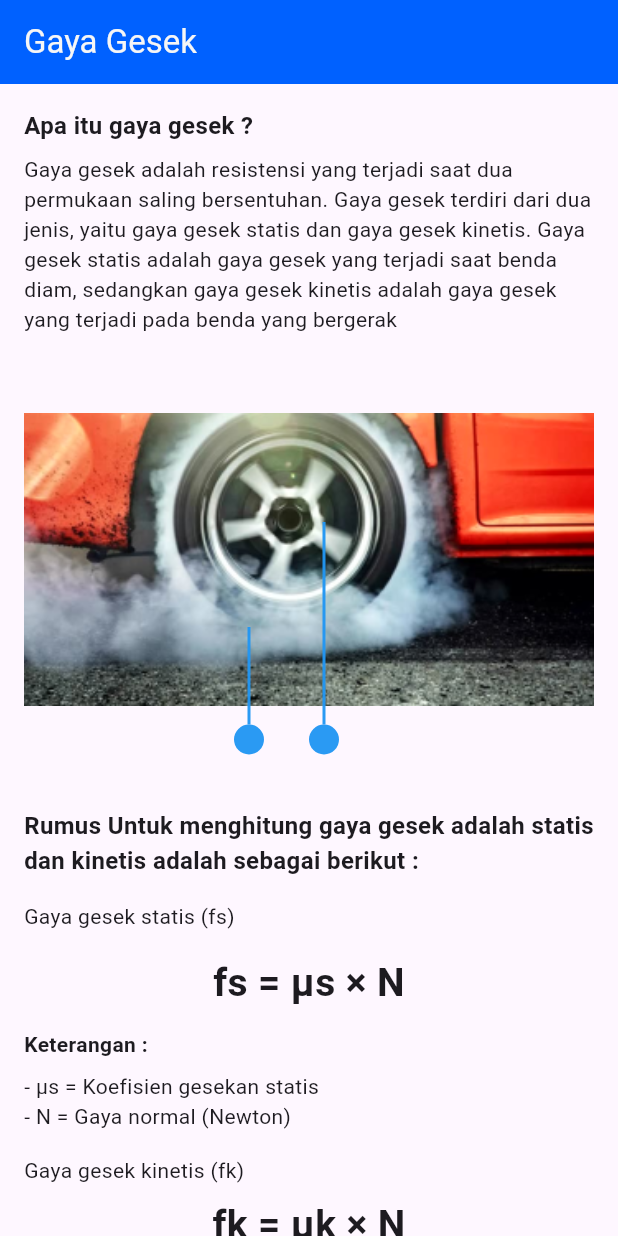
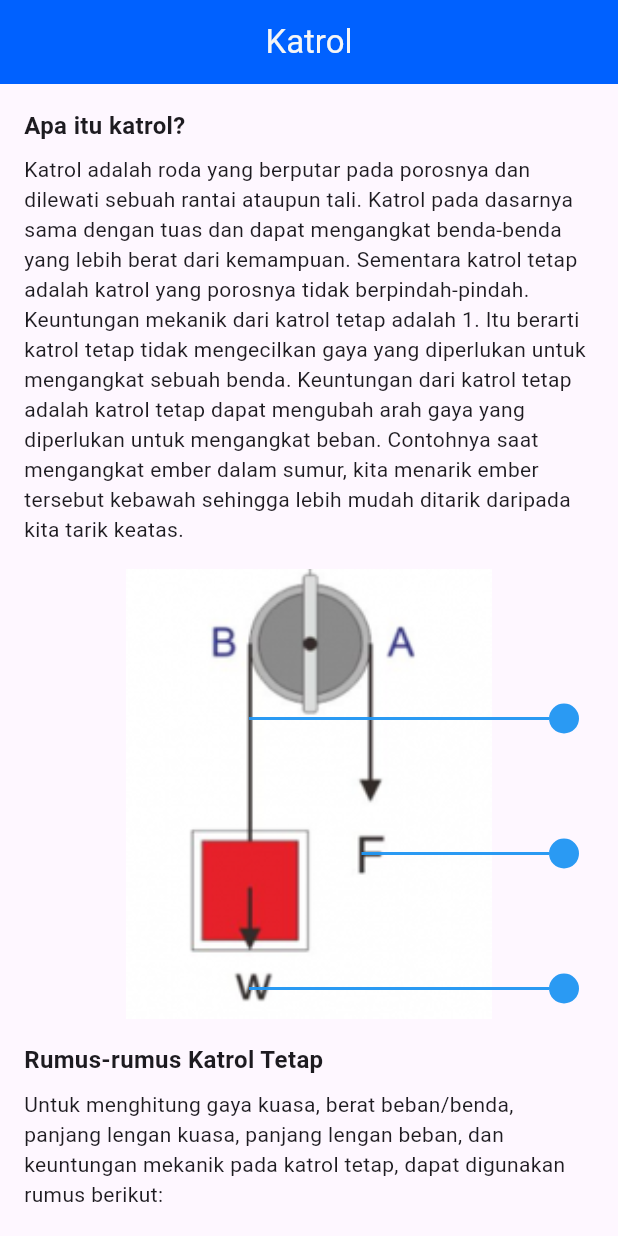
Before and after one commit to DesrielKiki/sunco_physics, a Flutter app: the screen it shows after launch, on a phone screen of 412 x 824 dp. Run offline on Flutter 3.47's test engine with Material 3 defaults, Android fonts, the phone set to English and light mode, and no system bars; our stand-ins replace cloud_firestore, firebase_auth, firebase_core, firebase_storage, image_picker, shared_preferences; accounts and stored records are empty.

Commit message:
:hammer: craete pulley lesson

```diff
--- a/lib/main.dart
+++ b/lib/main.dart
@@ -3,7 +3,7 @@ import 'package:flutter/material.dart';
 import 'package:sunco_physics/firebase_options.dart';
 import 'package:sunco_physics/presentation/navigation/app_routes.dart';
 import 'package:sunco_physics/presentation/screen/lesson/offline_lesson/lesson/friction_lesson.dart';
-
+import 'package:sunco_physics/presentation/screen/lesson/offline_lesson/lesson/pulley_lesson.dart';
 
 void main() async {
   WidgetsFlutterBinding.ensureInitialized();
@@ -33,7 +33,7 @@ class MyApp extends StatelessWidget {
         ),
         useMaterial3: true,
       ),
-       home: const FrictionLessonScreen(),
+      home: const PulleyLessonScreen(),
     );
   }
 }
--- /dev/null
+++ b/lib/presentation/component/horizontal_line_painter.dart
@@ -0,0 +1,37 @@
+import 'package:flutter/material.dart';
+import 'package:sunco_physics/data/model/interactive_point.dart';
+
+class HorizontalLinePainter extends CustomPainter {
+  final List<InteractivePoint> points;
+  final List<double> opacityValues; // Opacity untuk garis
+
+  HorizontalLinePainter({
+    required this.points,
+    required this.opacityValues,
+  });
+
+  @override
+  void paint(Canvas canvas, Size size) {
+    final Paint linePaint = Paint()
+      ..color = Colors.blue
+      ..strokeWidth = 2.0
+      ..style = PaintingStyle.stroke;
+
+    // Menggambar garis horizontal ke kanan dengan opacity
+    for (int i = 0; i < points.length; i++) {
+      final InteractivePoint point = points[i];
+      final double opacity =
+          opacityValues[i]; // Opacity yang sedang berlaku untuk garis
+
+      final Offset start = point.position;
+      final Offset end = Offset(start.dx + point.lineLength, start.dy);
+
+      // Mengatur opacity garis dengan benar
+      linePaint.color = Colors.blue.withOpacity(opacity);
+      canvas.drawLine(start, end, linePaint); // Menggambar garis
+    }
+  }
+
+  @override
+  bool shouldRepaint(covariant CustomPainter oldDelegate) => true;
+}
--- a/lib/presentation/component/question_button.dart
+++ b/lib/presentation/component/question_button.dart
@@ -13,9 +13,9 @@ class QuestionButton extends StatelessWidget {
     super.key,
     required this.title,
     required this.question,
-    required this.answer,
     required this.known,
     required this.asked,
+    required this.answer,
     required this.conclusion,
   });
 
--- a/lib/presentation/screen/lesson/offline_lesson/lesson/pulley_lesson.dart
+++ b/lib/presentation/screen/lesson/offline_lesson/lesson/pulley_lesson.dart
@@ -0,0 +1,220 @@
+import 'package:flutter/material.dart';
+import 'package:sunco_physics/data/model/interactive_point.dart';
+import 'package:sunco_physics/presentation/component/formula_text.dart';
+import 'package:sunco_physics/presentation/component/horizontal_line_painter.dart';
+import 'package:sunco_physics/presentation/component/lesson_dialog.dart';
+import 'package:sunco_physics/presentation/component/question_button.dart';
+import 'package:sunco_physics/presentation/component/subtitle_with_description.dart';
+import 'package:sunco_physics/presentation/theme/color_config.dart';
+
+class PulleyLessonScreen extends StatefulWidget {
+  const PulleyLessonScreen({super.key});
+
+  @override
+  State<PulleyLessonScreen> createState() => _PulleyLessonScreenState();
+}
+
+class _PulleyLessonScreenState extends State<PulleyLessonScreen>
+    with TickerProviderStateMixin {
+  final List<InteractivePoint> points = [
+    InteractivePoint(
+      position: const Offset(150, 100),
+      lineLength: 200,
+      title: "Tegangan Tali",
+      description: '',
+    ),
+    InteractivePoint(
+      position: const Offset(225, 190),
+      lineLength: 125,
+      title: "Gaya Tarik",
+      description: '',
+    ),
+    InteractivePoint(
+      position: const Offset(150, 280),
+      lineLength: 200,
+      title: "Massa",
+      description: '',
+    ),
+  ];
+
+  late List<AnimationController> _animationControllers;
+  late List<Animation<double>> _opacityAnimations;
+  late List<bool> clickedPoints;
+  late List<double> opacityValues;
+
+  @override
+  void initState() {
+    super.initState();
+
+    clickedPoints = List.generate(points.length, (_) => false);
+    opacityValues = List.generate(points.length, (_) => 1.0);
+
+    _animationControllers = List.generate(
+      points.length,
+      (_) => AnimationController(
+        duration: const Duration(seconds: 1),
+        vsync: this,
+      )..repeat(reverse: true),
+    );
+
+    _opacityAnimations = _animationControllers
+        .map(
+          (controller) => Tween<double>(begin: 1.0, end: 0.5).animate(
+            CurvedAnimation(parent: controller, curve: Curves.easeInOut),
+          ),
+        )
+        .toList();
+
+    debugPrint('Initial opacityValues: $opacityValues');
+  }
+
+  @override
+  void dispose() {
+    for (var controller in _animationControllers) {
+      controller.dispose();
+    }
+    super.dispose();
+  }
+
+  void _showDescription(String description, String title) {
+    debugPrint("Menampilkan deskripsi: $description");
+    showDialog(
+      context: context,
+      builder: (context) => LessonDialog(
+        description: description,
+        title: title,
+      ),
+    );
+  }
+
+  void _onPointClicked(int index) {
+    if (!clickedPoints[index]) {
+      setState(() {
+        opacityValues[index] = 1.0;
+        clickedPoints[index] = true;
+      });
+
+      Future.delayed(const Duration(milliseconds: 300), () {
+        _animationControllers[index].stop();
+
+        _showDescription(points[index].description, points[index].title);
+      });
+    } else {
+      _showDescription(points[index].description, points[index].title);
+    }
+  }
+
+  @override
+  Widget build(BuildContext context) {
+    return Scaffold(
+      appBar: AppBar(
+        title: const Text('Katrol'),
+        backgroundColor: ColorConfig.primaryColor,
+        foregroundColor: ColorConfig.onPrimaryColor,
+        centerTitle: true,
+      ),
+      body: SingleChildScrollView(
+        child: Padding(
+          padding: const EdgeInsets.all(16.0),
+          child: Column(
+            children: [
+              const SubtitleWithDescription(
+                subtitle: 'Apa itu katrol?',
+                description:
+                    'Katrol adalah roda yang berputar pada porosnya dan dilewati sebuah rantai ataupun tali. Katrol pada dasarnya sama dengan tuas dan dapat mengangkat benda-benda yang lebih berat dari kemampuan. Sementara katrol tetap adalah katrol yang porosnya tidak berpindah-pindah. Keuntungan mekanik dari katrol tetap adalah 1. Itu berarti katrol tetap tidak mengecilkan gaya yang diperlukan untuk mengangkat sebuah benda. Keuntungan dari katrol tetap adalah katrol tetap dapat mengubah arah gaya yang diperlukan untuk mengangkat beban. Contohnya saat mengangkat ember dalam sumur, kita menarik ember tersebut kebawah sehingga lebih mudah ditarik daripada kita tarik keatas.',
+              ),
+              const SizedBox(height: 16),
+              Center(
+                child: Stack(
+                  children: [
+                    Image.asset(
+                      'assets/lesson/img_katrol.png',
+                      width: 400,
+                      height: 300,
+                      fit: BoxFit.contain,
+                    ),
+                    Positioned.fill(
+                      child: AnimatedBuilder(
+                        animation: Listenable.merge(_animationControllers),
+                        builder: (context, child) {
+                          return CustomPaint(
+                            painter: HorizontalLinePainter(
+                              points: points,
+                              opacityValues: _opacityAnimations
+                                  .map((anim) => anim.value)
+                                  .toList(),
+                            ),
+                          );
+                        },
+                      ),
+                    ),
+                    ...points.asMap().map((index, point) {
+                      final Offset endPosition = Offset(
+                        point.position.dx + point.lineLength,
+                        point.position.dy,
+                      );
+
+                      return MapEntry(
+                        index,
+                        Positioned(
+                          left: endPosition.dx,
+                          top: endPosition.dy - 10,
+                          child: FadeTransition(
+                            opacity: _opacityAnimations[index],
+                            child: GestureDetector(
+                              onTap: () {
+                                _onPointClicked(index);
+                              },
+                              child: Container(
+                                width: 20,
+                                height: 20,
+                                decoration: const BoxDecoration(
+                                  color: Colors.blue,
+                                  shape: BoxShape.circle,
+                                ),
+                              ),
+                            ),
+                          ),
+                        ),
+                      );
+                    }).values
+                  ],
+                ),
+              ),
+              const SizedBox(height: 16),
+              const SubtitleWithDescription(
+                subtitle: 'Rumus-rumus Katrol Tetap',
+                description:
+                    'Untuk menghitung gaya kuasa, berat beban/benda, panjang lengan kuasa, panjang lengan beban, dan keuntungan mekanik pada katrol tetap, dapat digunakan rumus berikut:',
+              ),
+              const SizedBox(height: 16),
+              const FormulaText(
+                formula: "KM = W/F = 1",
+                description:
+                    "- KM = Keuntungan mekanik\n- W = Massa / Beban (N)\n- F = Gaya",
+              ),
+              const SizedBox(height: 16),
+              const FormulaText(
+                formula: 'KM = lk/lb = 1',
+                description:
+                    '- KM = Keuntungan mekanik\n- lk = lengan kuasa (m)\n- lb = lengan beban (N)',
+              ),
+              const SizedBox(height: 16),
+              const QuestionButton(
+                title: 'Contoh Soal Katrol Tetap',
+                question:
+                    'Sebuah benda dengan berat 70 N akan ditarik dengan katrol yang panjang lengan kuasanya sebesar 10 meter. Berapa gaya yang perlu dikeluarkan serta panjang lengan bebannya?',
+                known: 'W = 70 N\nlk = 10 m',
+                asked: 'F = ... ?\nlb = ... ?',
+                answer:
+                    'F = W x KM\nF = 70 x 1\nF = 70 N\nlb = lk x KM\nlb = 10 x 1\nlb = 10 m',
+                conclusion:
+                    'Sehingga gaya yang dibutuhkan untuk mengangkat beban adalah 70 N, sedangkan panjang lengan bebannya adalah 10 m.',
+              )
+            ],
+          ),
+        ),
+      ),
+    );
+  }
+}
--- a/pubspec.yaml
+++ b/pubspec.yaml
@@ -66,6 +66,7 @@ flutter:
   assets:
     - assets/
     - assets/lesson/
+
   # An image asset can refer to one or more resolution-specific "variants", see
   # https://flutter.dev/to/resolution-aware-images
 
```
Also changed, not shown: assets/lesson/img_katrol.png (added).
